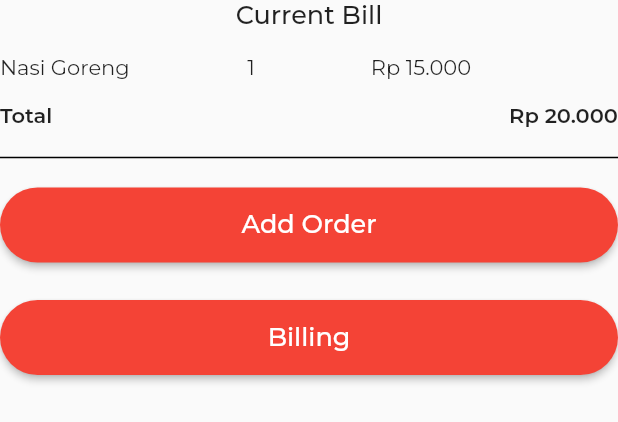
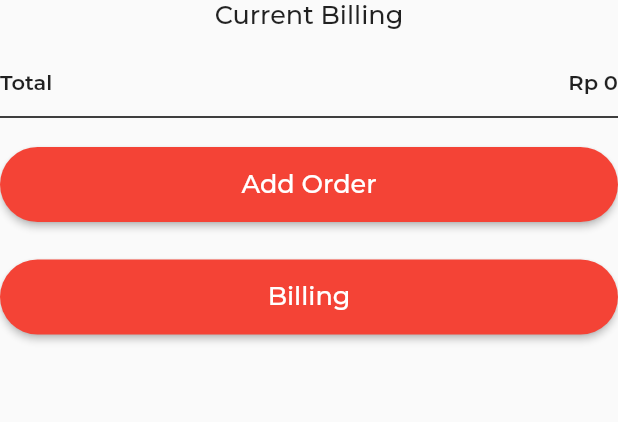
Before and after one commit to adityaer/diyo_test, a Flutter app: the TableCurrentBillScreen widget shown alone on an empty page, opened directly with empty values, on a phone screen of 412 x 824 dp. Shown: the top 422 px of the screen. Run offline on Flutter 3.47's test engine with Material 2 defaults, Android fonts, the phone set to English and light mode, and no system bars; our stand-ins replace cached_network_image, dartz, dio, equatable, flutter_dotenv, flutter_spinkit and 4 more; missing offline and left inert: dio_logging_interceptor; accounts and stored records are empty; statements that could not run were skipped.

Commit message:
Update code for calculate price

```diff
--- a/lib/constants/string.dart
+++ b/lib/constants/string.dart
@@ -11,6 +11,7 @@ class StringConstants {
   static String addOrder = 'Add Order';
   static String orderedMenu = 'Ordered Menu';
   static String billing = 'Billing';
+  static String currentBilling = 'Current Billing';
   static String makeAnOrder = 'Make an Order';
   static String action = 'Action';
   static String cash = 'Cash';
--- a/lib/presentation/pages/homepage/home_page.dart
+++ b/lib/presentation/pages/homepage/home_page.dart
@@ -136,9 +136,6 @@ class HomePageState extends State<HomePage> {
                     padding: const EdgeInsets.symmetric(horizontal: 20),
                     child: Row(
                       children: <Widget>[
-                        const Icon(Icons.power_settings_new,
-                            color: Colors.white, size: 20),
-                        Container(width: 20),
                         Expanded(
                             child: Text(
                           StringConstants.logout,
--- a/lib/presentation/pages/table/table_current_bill_screen.dart
+++ b/lib/presentation/pages/table/table_current_bill_screen.dart
@@ -4,8 +4,6 @@ import 'package:flutter/material.dart';
 import 'package:provider/provider.dart';
 
 import '../../../constants/string.dart';
-import '../../../domain/entities/menu.dart';
-import '../../../domain/entities/order.dart';
 import '../../../widgets/custom_elevated_button.dart';
 import '../../providers/tablepage_notifier.dart';
 
@@ -16,36 +14,45 @@ class TableCurrentBillScreen extends StatelessWidget {
 
   @override
   Widget build(BuildContext context) {
-    var menu = const Menu(
-        id: 1,
-        name: "Nasi Goreng",
-        price: 15000,
-        image:
-            "https://kbu-cdn.com/dk/wp-content/uploads/nasi-goreng-kencur-kemangi.jpg");
-
-    var order = Order(menu: menu, quantity: 1);
     return Column(
       children: [
-        const Text('Current Bill',
-            style: TextStyle(fontSize: 17, fontWeight: FontWeight.w500)),
-        SizedBox(height: 15,),
-        OrderItem(
-          order: order,
-          isBilling: true,
+        Text(StringConstants.currentBilling,
+            style: const TextStyle(fontSize: 17, fontWeight: FontWeight.w500)),
+        const SizedBox(
+          height: 15,
         ),
-        SizedBox(height: 15,),
+        Consumer<TablePageNotifier>(builder: (context, data, child) {
+          return ListView.builder(
+            itemCount: data.orderList.length,
+            shrinkWrap: true,
+            itemBuilder: (context, index) {
+              final order = data.orderList[index];
+              return OrderItem(
+                order: order,
+                isBilling: true,
+              );
+            },
+          );
+        }),
+        const SizedBox(
+          height: 10,
+        ),
         const TotalOrder(totalPrice: 20000),
-        SizedBox(height: 15,),
+        const SizedBox(height: 10),
         const Divider(
           color: Colors.black,
           height: 10,
           thickness: 1,
         ),
         CustomElevatedButton(
-          margin: EdgeInsets.symmetric(vertical: 15),
+          margin: const EdgeInsets.symmetric(vertical: 15),
           color: Colors.red,
           height: 50,
-          onTap: () {},
+          onTap: () {
+            context.read<TablePageNotifier>().updateColumnStatus.execute(id, 2);
+            context.read<TablePageNotifier>().updateMiddleScreen();
+            context.read<TablePageNotifier>().getSingleTableStatus(id);
+          },
           label: StringConstants.addOrder,
         ),
         const SizedBox(
@@ -58,6 +65,8 @@ class TableCurrentBillScreen extends StatelessWidget {
             context.read<TablePageNotifier>().updateColumnStatus.execute(id, 4);
             context.read<TablePageNotifier>().getSingleTableStatus(id);
             context.read<TablePageNotifier>().fetchTableStatus();
+            context.read<TablePageNotifier>().orderList.clear();
+            context.read<TablePageNotifier>().resetTotalPrice();
           },
           label: StringConstants.billing,
         )
--- a/lib/widgets/order_item.dart
+++ b/lib/widgets/order_item.dart
@@ -22,7 +22,7 @@ class OrderItem extends StatelessWidget {
         ),
         Expanded(
           flex: 1,
-          child: Text(order.quantity.toString()),
+          child: Text(' x${order.quantity}'),
         ),
         Expanded(
           flex: 2,
@@ -32,7 +32,6 @@ class OrderItem extends StatelessWidget {
             visible: !isBilling,
             child: IconButton(
                 onPressed: () {
-                  order.quantity = 1;
                   context.read<TablePageNotifier>().decreaseOrder(order);
                 },
                 icon: const Icon(
--- a/lib/widgets/total_order.dart
+++ b/lib/widgets/total_order.dart
@@ -1,5 +1,8 @@
 import 'package:diyo_test/extension/extension.dart';
 import 'package:flutter/material.dart';
+import 'package:provider/provider.dart';
+
+import '../presentation/providers/tablepage_notifier.dart';
 
 class TotalOrder extends StatelessWidget {
   final int totalPrice;
@@ -10,13 +13,15 @@ class TotalOrder extends StatelessWidget {
   Widget build(BuildContext context) {
     return Row(
       children: [
-        const Text("Total", style: TextStyle(
-          fontWeight: FontWeight.w600
-        ),),
+        const Text(
+          "Total",
+          style: TextStyle(fontWeight: FontWeight.w600),
+        ),
         const Spacer(),
-        Text(totalPrice.toCurrencyString(), style: const TextStyle(
-            fontWeight: FontWeight.w600
-        ))
+        Consumer<TablePageNotifier>(builder: (context, data, child) {
+          return Text(data.totalPrice.toCurrencyString(),
+              style: const TextStyle(fontWeight: FontWeight.w600));
+        })
       ],
     );
   }
```
Also changed, not shown: lib/presentation/pages/table/table_payment_screen.dart (+14 -11 lines), lib/presentation/providers/tablepage_notifier.dart (+25 -6 lines).
